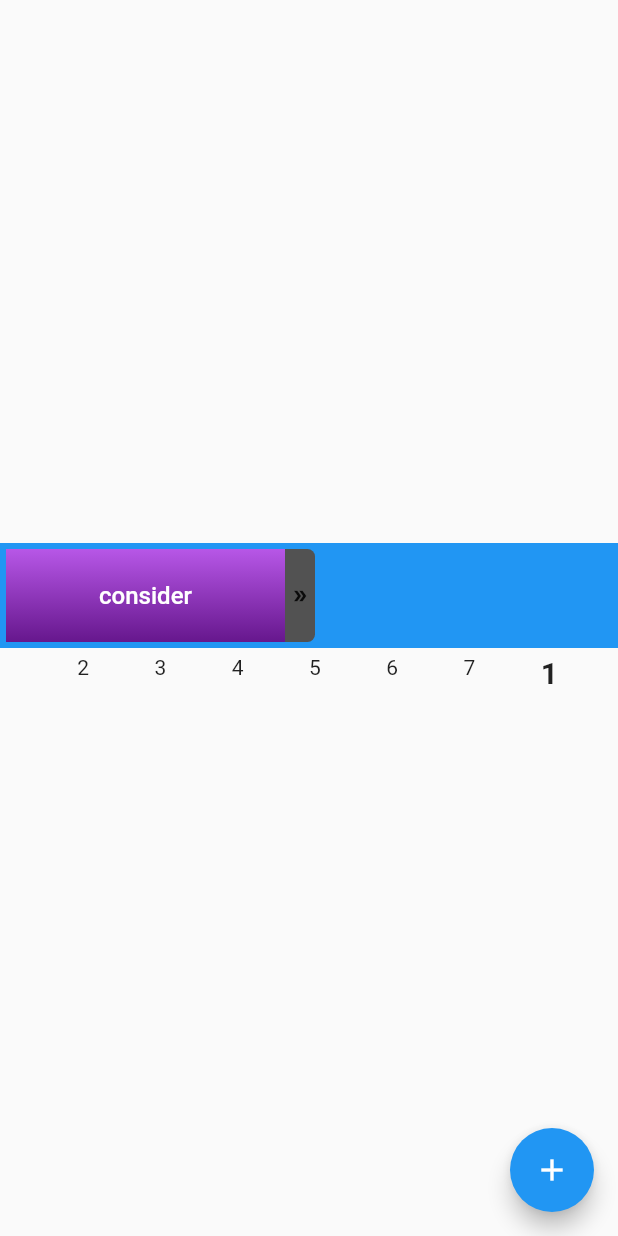
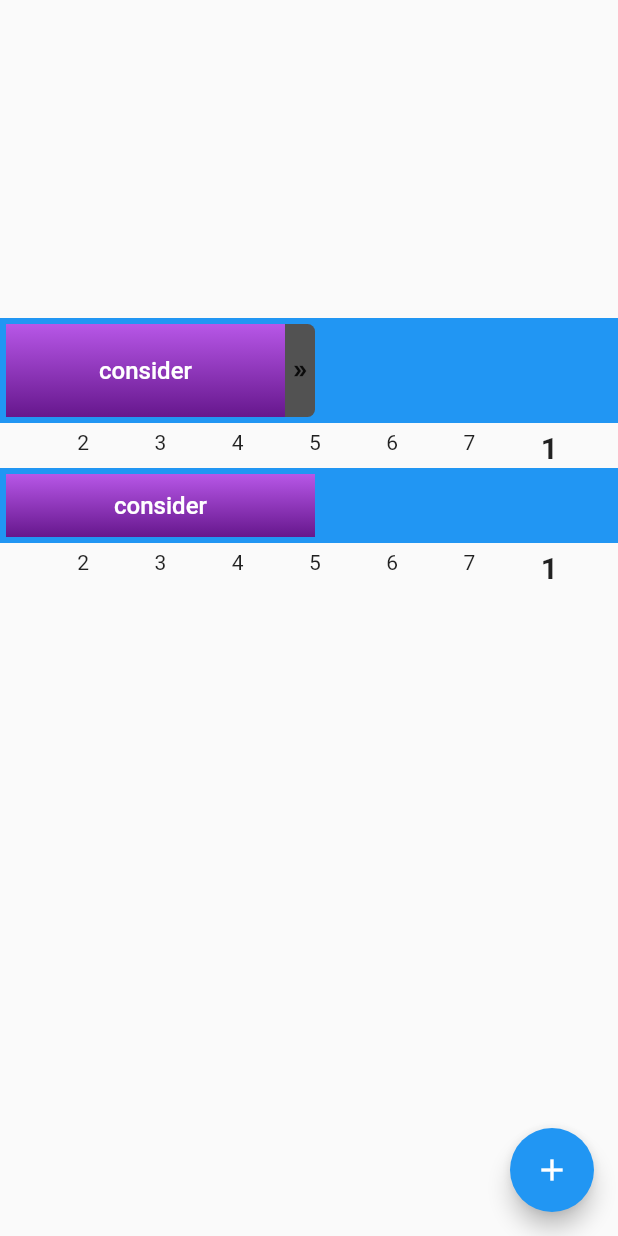
Before and after one commit to the-lightstack/timeline_editor, a Flutter app: the screen it shows after launch, after a tap on the "add" icon, on a phone screen of 412 x 824 dp. Run offline on Flutter 3.47's test engine with Material 2 defaults, Android fonts, the phone set to English and light mode, and no system bars.

Commit message:
feat: view-only timeline

```diff
--- a/example/lib/main.dart
+++ b/example/lib/main.dart
@@ -3,6 +3,7 @@ import 'dart:ui';
 import 'package:flutter/material.dart';
 import 'package:timeline_editor/timeline.dart';
 import 'package:timeline_editor/timeline_editor.dart';
+import 'package:timeline_editor/timeline_viewer.dart';
 
 void main() {
   runApp(const MainApp());
@@ -47,6 +48,21 @@ class _MainAppState extends State<MainApp> {
     return s;
   }
 
+  Widget? barBuilder(BuildContext ctx, int index) {
+    final int i = index + 1;
+    if (i % 8 == 0) {
+      return SizedBox(
+        width: 0,
+        child: Text(
+          "${(i / 8).truncate()}",
+          style: const TextStyle(fontSize: 20, fontWeight: FontWeight.bold),
+        ),
+      );
+    } else {
+      return SizedBox(width: 0, child: Text("${i % 8}"));
+    }
+  }
+
   @override
   Widget build(BuildContext context) {
     return MaterialApp(
@@ -77,25 +93,22 @@ class _MainAppState extends State<MainApp> {
                   ),
                 ))),
         body: Center(
-          child: EditableTimeline(
-            controller: _controller,
-            // scalingFactor: MediaQuery.of(context).size.width / (8 * 2),
-            totalSteps: 8,
-            underBarBuilder: (BuildContext ctx, int index) {
-              final int i = index + 1;
-              if (i % 8 == 0) {
-                return SizedBox(
-                  width: 0,
-                  child: Text(
-                    "${(i / 8).truncate()}",
-                    style: const TextStyle(
-                        fontSize: 20, fontWeight: FontWeight.bold),
-                  ),
-                );
-              } else {
-                return SizedBox(width: 0, child: Text("${i % 8}"));
-              }
-            },
+          child: SizedBox(
+            height: 400,
+            child: Column(
+              children: [
+                EditableTimeline(
+                    controller: _controller,
+                    // scalingFactor: MediaQuery.of(context).size.width / (8 * 2),
+                    totalSteps: 8,
+                    underBarBuilder: barBuilder),
+                TimelineViewer(
+                  tiles: _controller.tiles,
+                  underBarBuilder: barBuilder,
+                  totalSteps: 8,
+                )
+              ],
+            ),
           ),
         ),
       ),
--- a/lib/timeline_editor.dart
+++ b/lib/timeline_editor.dart
@@ -46,6 +46,7 @@ class _EditableTimelineState extends State<EditableTimeline> {
     _scrollControllerNamingLine.dispose();
     _scrollControllerReorderableList.dispose();
     widget.controller.removeListener(_renderScreen);
+    widget.controller.dispose();
     super.dispose();
   }
 
@@ -167,6 +168,17 @@ class EditableTimelineController extends ValueNotifier<TimelineEntity> {
     }
   }
 
+  void restoreAllTiles(List<TimedTile> tl) {
+    for (var element in tl) {
+      assert(element.length != null);
+      assert(element.startPosition != null);
+      assert(element.index != null);
+    }
+
+    value.tiles = tl;
+    notifyListeners();
+  }
+
   void changeTileLength(int index, int newLength) {
     value.tiles[index].length = newLength;
 
--- a/lib/timeline_viewer.dart
+++ b/lib/timeline_viewer.dart
@@ -1,15 +1,123 @@
+import 'package:flutter/material.dart';
 import 'package:flutter/widgets.dart';
+import 'package:timeline_editor/timeline.dart';
+import 'package:timeline_editor/timeline_editor.dart';
+import 'package:timeline_editor/timeline_tile.dart';
 
 class TimelineViewer extends StatefulWidget {
-  const TimelineViewer({super.key});
+  final List<TimedTile> tiles;
+  final int totalSteps;
+  final Widget? Function(BuildContext, int)? underBarBuilder;
+  const TimelineViewer(
+      {super.key,
+      required this.tiles,
+      this.totalSteps = 20,
+      this.underBarBuilder});
 
   @override
   State<TimelineViewer> createState() => _TimelineViewerState();
 }
 
 class _TimelineViewerState extends State<TimelineViewer> {
+  late EditableTimelineController _controller;
+  late ScrollController _scrollControllerTileList;
+  late ScrollController _scrollControllerNamingLine;
+
+  void _renderScreen() {
+    setState(() {});
+  }
+
+  @override
+  void initState() {
+    _controller = EditableTimelineController();
+    _controller.restoreAllTiles(widget.tiles);
+
+    _scrollControllerNamingLine = ScrollController();
+    _scrollControllerTileList = ScrollController();
+
+    _controller.addListener(_renderScreen);
+
+    super.initState();
+  }
+
+  @override
+  void dispose() {
+    _controller.removeListener(_renderScreen);
+    _scrollControllerNamingLine.dispose();
+    _scrollControllerTileList.dispose();
+    _controller.dispose();
+    super.dispose();
+  }
+
+  @override
+  void didUpdateWidget(TimelineViewer oldWidget) {
+    _controller.restoreAllTiles(widget.tiles);
+    _renderScreen();
+    super.didUpdateWidget(oldWidget);
+  }
+
   @override
   Widget build(BuildContext context) {
-    return const Placeholder();
+    final List<Widget> ttiles = <Widget>[
+      for (int i = 0; i < widget.tiles.length; i++)
+        Padding(
+          padding: const EdgeInsets.all(4.0),
+          child: SizedBox(
+            width: (MediaQuery.of(context).size.width / widget.totalSteps) *
+                widget.tiles[i].length!,
+            child: widget.tiles[i].child,
+          ),
+        )
+    ];
+    final int lus = _controller.totalLengthUnits();
+    return SizedBox(
+        height: 80,
+        child: Column(
+          children: [
+            Flexible(
+              flex: 4,
+              child: Container(
+                color: Colors.blue,
+                child: NotificationListener(
+                  onNotification: (notification) {
+                    if (notification is ScrollUpdateNotification) {
+                      _scrollControllerNamingLine
+                          .jumpTo(_scrollControllerTileList.offset);
+                    }
+                    return false;
+                  },
+                  child: ListView(
+                    controller: _scrollControllerTileList,
+                    scrollDirection: Axis.horizontal,
+                    children: ttiles,
+                  ),
+                ),
+              ),
+            ),
+            widget.underBarBuilder == null
+                ? const SizedBox.shrink()
+                : SizedBox(
+                    height: 30,
+                    child: Padding(
+                      padding: const EdgeInsets.fromLTRB(0, 5, 0, 0),
+                      child: ListView.separated(
+                        physics: const NeverScrollableScrollPhysics(),
+                        controller: _scrollControllerNamingLine,
+                        itemBuilder: widget.underBarBuilder!,
+                        separatorBuilder: (_, __) => SizedBox(
+                          height: 10,
+                          width: MediaQuery.of(context).size.width /
+                              widget.totalSteps,
+                        ),
+                        itemCount:
+                            ((lus < widget.totalSteps ? widget.totalSteps : lus)
+                                  ..toInt()) +
+                                (_controller.defaultTileLength * 2),
+                        scrollDirection: Axis.horizontal,
+                      ),
+                    ),
+                  )
+          ],
+        ));
   }
 }
```
